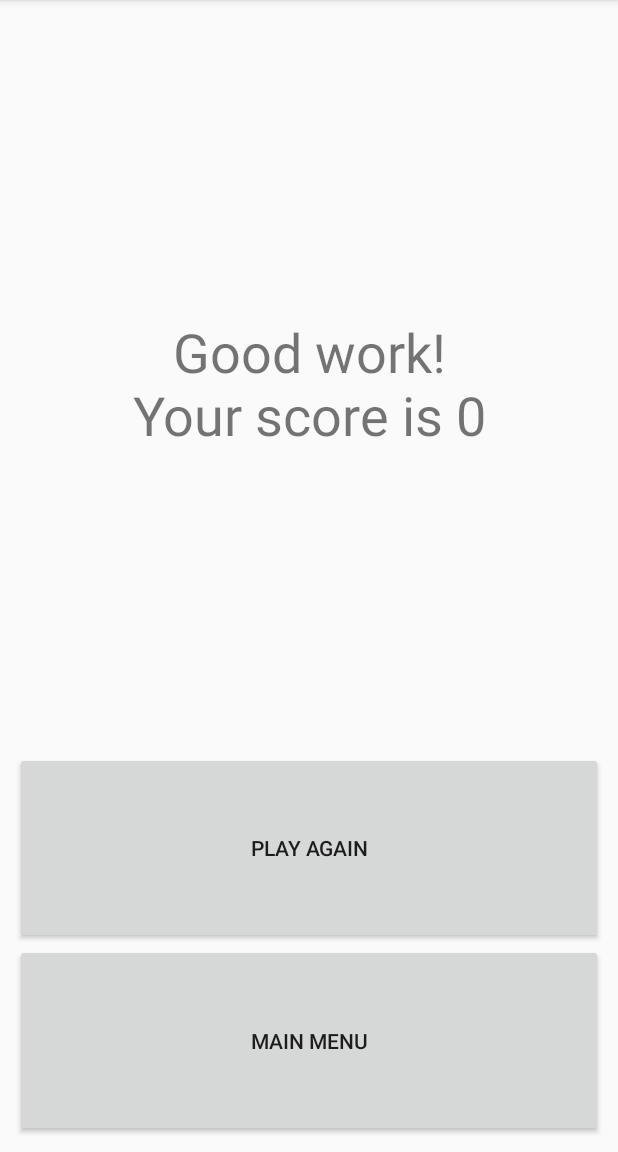
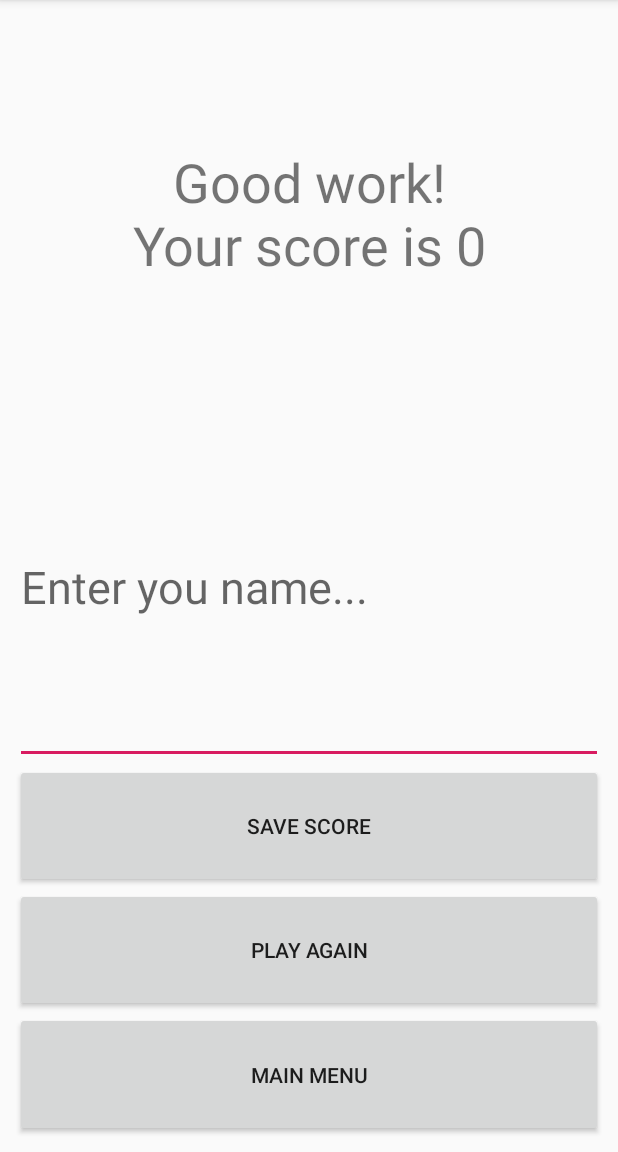
Before and after one commit to CraigMorris1986/AndroidStudioFiles, an Android app: the FinishGame screen opened directly, with no data from a screen before it, on a phone screen of 412 x 824 dp, the part 84-1236 px from its top. Run offline under Robolectric (Android 15) with nearby library versions, the phone set to English and light mode, and no system bars.

Commit message:
add EditText field and new button to FinishActivity

```diff
--- a/EducationApp/app/src/main/java/au/edu/jcu/cp3406/educationapp/FinishGame.java
+++ b/EducationApp/app/src/main/java/au/edu/jcu/cp3406/educationapp/FinishGame.java
@@ -9,6 +9,7 @@ import android.widget.TextView;
 
 public class FinishGame extends AppCompatActivity {
     int score;
+    String userName;
 
     @Override
     protected void onCreate(Bundle savedInstanceState) {
--- a/EducationApp/app/src/main/res/layout/activity_finish_game.xml
+++ b/EducationApp/app/src/main/res/layout/activity_finish_game.xml
@@ -18,6 +18,23 @@
         android:text=""
         android:textSize="36sp" />
 
+    <EditText
+        android:id="@+id/editText"
+        android:layout_width="match_parent"
+        android:layout_height="wrap_content"
+        android:layout_weight="5"
+        android:ems="10"
+        android:hint="@string/userEntryHintString"
+        android:inputType="textPersonName"
+        android:textSize="30sp" />
+
+    <Button
+        android:id="@+id/saveScoreButton"
+        android:layout_width="match_parent"
+        android:layout_height="wrap_content"
+        android:layout_weight="1"
+        android:text="@string/saveScoreString" />
+
     <Button
         android:id="@+id/finishPlayAgainButton"
         android:layout_width="match_parent"
--- a/EducationApp/app/src/main/res/values/strings.xml
+++ b/EducationApp/app/src/main/res/values/strings.xml
@@ -10,4 +10,6 @@
     <string name="leaveGameString">leave game</string>
     <string name="skipString">skip</string>
     <string name="playAgainString">play again</string>
+    <string name="saveScoreString">save score</string>
+    <string name="userEntryHintString">Enter you name...</string>
 </resources>
```
